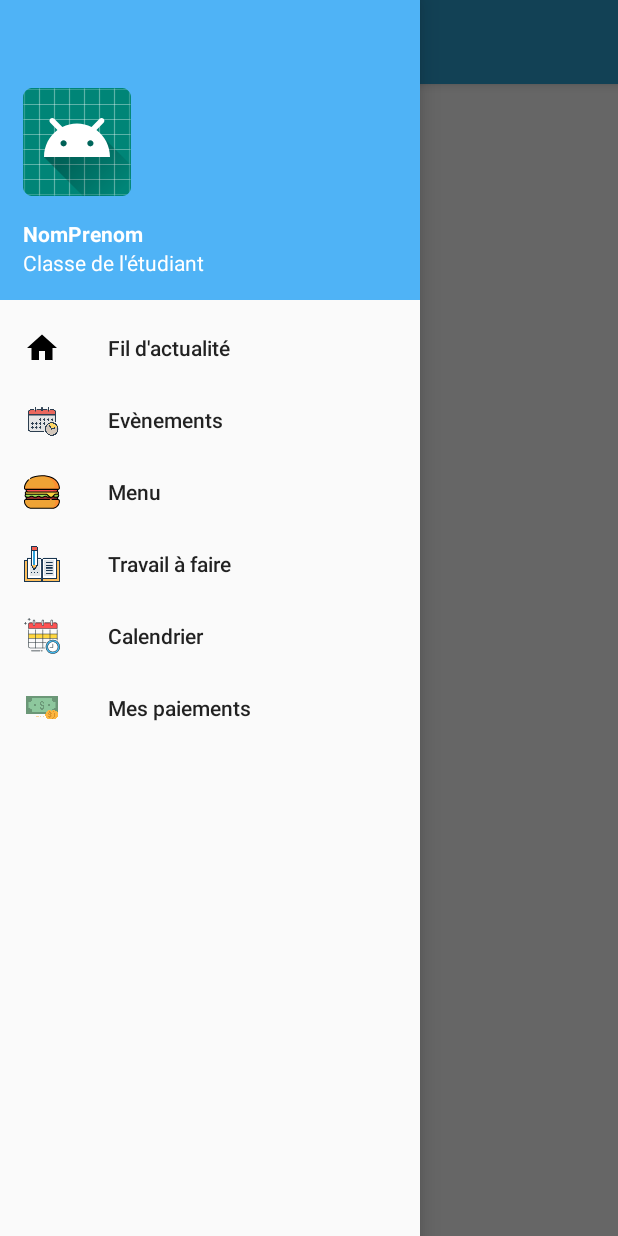
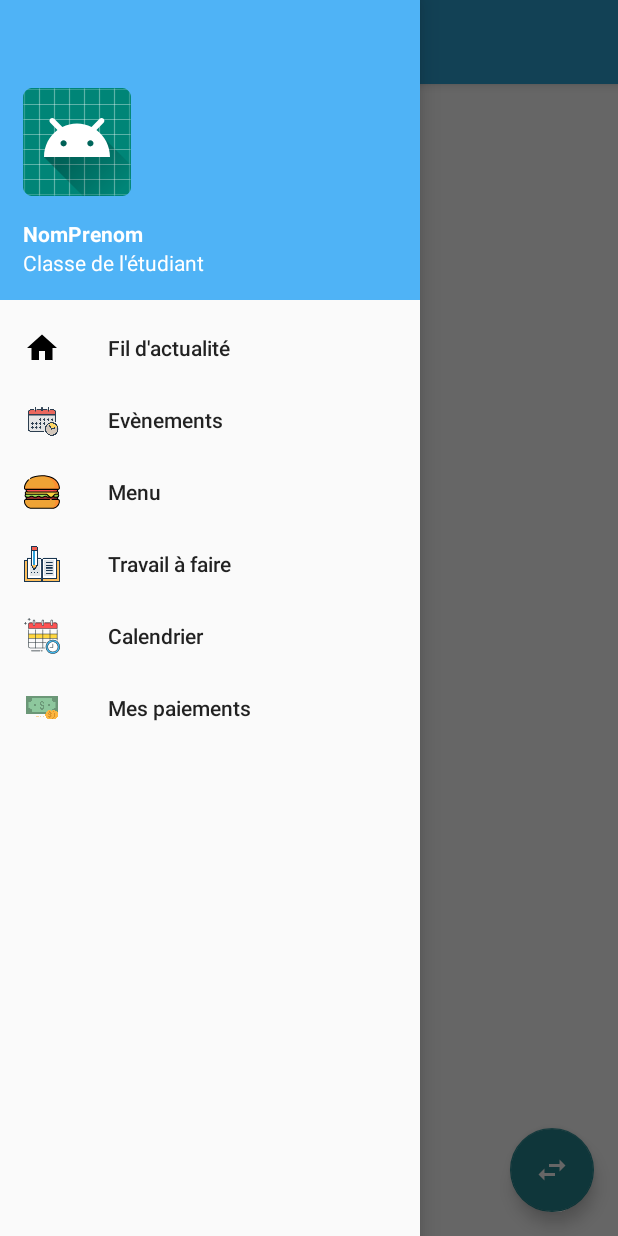
Before and after one commit to saiyenman/Creches, an Android app: the fragment CalendarFragment placed in its activity, with the side drawer open, on a phone screen of 412 x 824 dp. Run offline under Robolectric (Android 15) with nearby library versions, the phone set to English and light mode, and no system bars; our stand-ins replace Firebase (no records; nobody signed in at launch, a user with empty details on screens opened directly); libraries missing offline, so code that uses them is left out: com.xwray.groupie; 4 statements that could not run were skipped.

Commit message:
Each parent sees his kids group event

```diff
--- a/app/build.gradle
+++ b/app/build.gradle
@@ -52,4 +52,6 @@ dependencies {
     // Picasso
     implementation 'com.squareup.picasso:picasso:2.71828'
     implementation 'com.jakewharton.threetenabp:threetenabp:1.2.2'
+    // Date picker
+    implementation 'com.vivekkaushik.datepicker:datePickerTimeline:0.0.4'
 }
--- a/app/src/main/java/com/intellitech/creches/MainActivity.kt
+++ b/app/src/main/java/com/intellitech/creches/MainActivity.kt
@@ -21,6 +21,13 @@ import com.intellitech.creches.utils.SHARED_PREF_NAME
 import com.xwray.groupie.GroupAdapter
 import com.xwray.groupie.GroupieViewHolder
 import kotlinx.android.synthetic.main.fragment_news.*
+import android.widget.Toast
+import android.content.DialogInterface
+import androidx.core.app.ComponentActivity.ExtraData
+import androidx.core.content.ContextCompat.getSystemService
+import android.icu.lang.UCharacter.GraphemeClusterBreak.T
+import androidx.appcompat.app.AlertDialog
+
 
 class MainActivity : AppCompatActivity(), NavigationView.OnNavigationItemSelectedListener {
     private lateinit var mAuth: FirebaseAuth
@@ -28,6 +35,8 @@ class MainActivity : AppCompatActivity(), NavigationView.OnNavigationItemSelecte
     lateinit var toolbar: Toolbar
     lateinit var drawerLayout: DrawerLayout
     lateinit var navView: NavigationView
+    lateinit var kids: List<KidAccount>
+    lateinit var currentKid: KidAccount
 
 
     override fun onNavigationItemSelected(item: MenuItem): Boolean {
@@ -72,6 +81,11 @@ class MainActivity : AppCompatActivity(), NavigationView.OnNavigationItemSelecte
             phone = getSharedPreferences(SHARED_PREF_NAME, 0).getString(PARENT_PHONE_PREF, "")!!
         }
 
+        DataService.getParentKids(phone) {  kidsResult ->
+            kids = kidsResult
+            currentKid = kidsResult[0]
+        }
+
         toolbar = findViewById(R.id.toolbar)
         setSupportActionBar(toolbar)
 
@@ -92,24 +106,15 @@ class MainActivity : AppCompatActivity(), NavigationView.OnNavigationItemSelecte
             replace(R.id.content_frame, newsFragment)
             addToBackStack(null)
         }
-        // Commit the transaction
         transaction.commit()
-        //DataService.createDatabase()
-        //DataService.updateYear()
     }
 
     override fun onStart() {
         super.onStart()
-        //news_rv.adapter = eventsAdapter
+
     }
 
     override fun onResume() {
         super.onResume()
-        /*val event = DataService.getSingleEvent(object : FirebaseDataInterface {
-            override fun onEventDataFetched(event: Event) {
-                eventsAdapter.add(EventItem(event))
-                Log.d("firenase", event.eventDescription)
-            }
-        })*/
     }
 }
--- a/app/src/main/java/com/intellitech/creches/fragment/CalendarFragment.kt
+++ b/app/src/main/java/com/intellitech/creches/fragment/CalendarFragment.kt
@@ -1,92 +1,36 @@
 package com.intellitech.creches.fragment
 
-import android.app.DatePickerDialog
-import android.os.Build
 import android.os.Bundle
+import android.util.Log
 import android.view.LayoutInflater
 import android.view.View
 import android.view.ViewGroup
-import android.widget.Button
-import android.widget.DatePicker
-import android.widget.TextView
-import android.widget.Toast
 import androidx.fragment.app.Fragment
 import com.intellitech.creches.R
-import java.text.SimpleDateFormat
-import java.time.LocalDateTime
-import java.time.format.DateTimeFormatter
-import java.util.*
-
+import com.intellitech.creches.items.CalendarDayItem
+import com.xwray.groupie.GroupAdapter
+import com.xwray.groupie.GroupieViewHolder
+import kotlinx.android.synthetic.main.fragment_calendar.*
 
 class CalendarFragment : Fragment() {
-      lateinit var calendar_btn:Button
-      lateinit var textview_day:TextView
+    val adapter = GroupAdapter<GroupieViewHolder>()
+    private val days: Map<String, String> = mapOf("1" to "Dimanche", "2" to "Lundi","3" to "Mardi","4" to "Mercredi","5" to "Jeudi")
 
     override fun onCreate(savedInstanceState: Bundle?) {
         super.onCreate(savedInstanceState)
-
     }
     override fun onCreateView(inflater: LayoutInflater, container: ViewGroup?, savedInstanceState: Bundle?): View? {
         // Inflate the layout for this fragment
         val v= inflater.inflate(R.layout.fragment_calendar, container, false)
-        calendar_btn=v.findViewById(R.id.calendar_btn)
-        textview_day=v.findViewById(R.id.textview_day)
-        val cal = Calendar.getInstance()
-        val myFormat = "EEEE dd MMM yy"
-
-        // create an OnDateSetListener
-       // buttonDayteListener(cal,myFormat)
-
-        today(myFormat)
-        // create an OnDateSetListener
-        buttonDayteListener(cal,myFormat)
         return v
     }
-    private fun buttonDayteListener(
-        cal: Calendar,
-        myFormat: String
-    ) {
-        val dateSetListener = object : DatePickerDialog.OnDateSetListener {
-            override fun onDateSet(view: DatePicker, year: Int, monthOfYear: Int,
-                                   dayOfMonth: Int) {
-                cal.set(Calendar.YEAR, year)
-                cal.set(Calendar.MONTH, monthOfYear)
-                cal.set(Calendar.DAY_OF_MONTH, dayOfMonth)
-                updateDateInView(cal,myFormat)
-            }
-        }
-        calendar_btn.setOnClickListener {
-            DatePickerDialog(
-                context,
-                dateSetListener,
-                // set DatePickerDialog to point to today's date when it loads up
-                cal.get(Calendar.YEAR),
-                cal.get(Calendar.MONTH),
-                cal.get(Calendar.DAY_OF_MONTH)).show()
+
+    override fun onStart() {
+        super.onStart()
+        days_rv.adapter = adapter
+        days.forEach {
+            adapter.add(CalendarDayItem(it.key, it.value))
         }
     }
 
-    private fun today(myFormat: String) {
-        if (Build.VERSION.SDK_INT >= Build.VERSION_CODES.O) {
-            val current = LocalDateTime.now()
-            val formatter = DateTimeFormatter.ofPattern(myFormat)
-            //Toast.makeText(context,current.format(formatter),Toast.LENGTH_SHORT).show()
-            textview_day.text =  current.format(formatter)
-
-        } else {
-            val date = Date()
-            val formatter = SimpleDateFormat(myFormat)
-            Toast.makeText(context,formatter.format(date),Toast.LENGTH_SHORT).show()
-            textview_day.text  = formatter.format(date)
-
-        }
-
-    }
-
-    private fun updateDateInView(cal: Calendar, myFormat: String) {
-        // mention the format you need
-        val sdf = SimpleDateFormat(myFormat, Locale.FRENCH)
-        textview_day.text = sdf.format(cal.time)
-    }
-
 }
--- a/app/src/main/java/com/intellitech/creches/items/EventItem.kt
+++ b/app/src/main/java/com/intellitech/creches/items/EventItem.kt
@@ -1,6 +1,5 @@
 package com.intellitech.creches.items
 
-import android.util.Log
 import com.intellitech.creches.R
 import com.intellitech.creches.models.Event
 import com.xwray.groupie.GroupAdapter
@@ -21,6 +20,7 @@ class EventItem(private val event: Event) : Item() {
 
     override fun bind(viewHolder: GroupieViewHolder, position: Int) {
         viewHolder.itemView.event_item_text.text = event.eventDescription
+        // if the event date is > 1day we display the date, otherwise the time
         val formatter = DateTimeFormatter.ofPattern("MM-dd-yyyy", Locale.ENGLISH)
         val date = LocalDate.parse(event.eventDate, formatter)
         val period = Period.between(date, LocalDate.now())
@@ -29,7 +29,6 @@ class EventItem(private val event: Event) : Item() {
         } else {
             viewHolder.itemView.event_item_time.text = event.eventTime
         }
-
         // Handling the image horizontal recycler
         viewHolder.itemView.event_item_image_recycler.adapter = imageAdapter
         for (image in event.eventPictures) {
--- a/app/src/main/java/com/intellitech/creches/models/KidAccount.kt
+++ b/app/src/main/java/com/intellitech/creches/models/KidAccount.kt
@@ -7,9 +7,11 @@ import kotlinx.android.parcel.RawValue
 @Parcelize
 data class KidAccount(
     val balance: @RawValue Balance?,
+    val section : String,
+    val group: String,
     val kidProfile: @RawValue KidProfile?,
     val parent: @RawValue Parent?,
     val paiments: @RawValue List<Paiment>?
 ) : Parcelable {
-    constructor(): this(null, null, null, null)
+    constructor(): this(null,"","", null, null, null)
 }
--- a/app/src/main/java/com/intellitech/creches/services/DataService.kt
+++ b/app/src/main/java/com/intellitech/creches/services/DataService.kt
@@ -34,9 +34,9 @@ object DataService {
     val kidProfile2 = KidProfile("city 14", "Ghanemi", "Aziz", "Tikejda", "27-11-1995", "worm",12)
     val kidProfile3 = KidProfile("city 15", "Benaha", "Amine", "Ras El Aioun", "27-11-1996", "very very good",12)
 
-    val kidAccount1 = KidAccount(Balance(2000, false) , kidProfile1, parentKid1, listOf())
+    /*val kidAccount1 = KidAccount(Balance(2000, false) , kidProfile1, parentKid1, listOf())
     val kidAccount2 = KidAccount(Balance(3800, false) , kidProfile1, parentKid1, listOf())
-    val kidAccount3 = KidAccount(Balance(900, true) , kidProfile2, parentKid1, listOf())
+    val kidAccount3 = KidAccount(Balance(900, true) , kidProfile2, parentKid1, listOf())*/
 
     val staffAccount1=StaffAccount(LoginAccount("12345","0675757575"),StaffProfile("0675757575@gmail.com","Fares Staff","0011","0675757575","CPA1"))
     val staffAccount2=StaffAccount(LoginAccount("12345","0666666666"),StaffProfile("0666666666@gmail.com","Nassima Staff","0012","0666666666","CPA2"))
@@ -156,7 +156,6 @@ object DataService {
                     }
                 }
             }
-
             override fun onCancelled(p0: DatabaseError) {
 
             }
--- /dev/null
+++ b/app/src/main/res/drawable/ic_swap_horiz_black_24dp.xml
@@ -0,0 +1,5 @@
+<vector android:height="24dp" android:tint="#FFFFFF"
+    android:viewportHeight="24.0" android:viewportWidth="24.0"
+    android:width="24dp" xmlns:android="http://schemas.android.com/apk/res/android">
+    <path android:fillColor="#FF000000" android:pathData="M6.99,11L3,15l3.99,4v-3H14v-2H6.99v-3zM21,9l-3.99,-4v3H10v2h7.01v3L21,9z"/>
+</vector>
--- a/app/src/main/res/layout/content_main.xml
+++ b/app/src/main/res/layout/content_main.xml
@@ -1,26 +1,45 @@
 <?xml version="1.0" encoding="utf-8"?>
-<LinearLayout xmlns:android="http://schemas.android.com/apk/res/android"
+<androidx.constraintlayout.widget.ConstraintLayout xmlns:android="http://schemas.android.com/apk/res/android"
     xmlns:app="http://schemas.android.com/apk/res-auto"
-              android:orientation="vertical"
+    xmlns:tools="http://schemas.android.com/tools"
+    android:id="@+id/linearLayout"
     android:layout_width="match_parent"
     android:layout_height="match_parent">
 
+    <com.google.android.material.floatingactionbutton.FloatingActionButton
+        android:id="@+id/change_kid_btn"
+        android:layout_width="wrap_content"
+        android:layout_height="wrap_content"
+        android:layout_marginEnd="16dp"
+        android:layout_marginBottom="16dp"
+        android:clickable="true"
+        app:backgroundTint="#258891"
+        app:layout_constraintBottom_toBottomOf="parent"
+        app:layout_constraintEnd_toEndOf="parent"
+        app:srcCompat="@drawable/ic_swap_horiz_black_24dp" />
+
     <com.google.android.material.appbar.AppBarLayout
+        android:id="@+id/appBarLayout"
+        android:layout_width="0dp"
         android:layout_height="wrap_content"
-            android:layout_width="match_parent"
-            android:theme="@style/ThemeOverlay.AppCompat.Dark.ActionBar">
+        android:theme="@style/ThemeOverlay.AppCompat.Dark.ActionBar"
+        app:layout_constraintBottom_toTopOf="@+id/content_frame"
+        app:layout_constraintEnd_toEndOf="parent"
+        app:layout_constraintStart_toStartOf="parent"
+        app:layout_constraintTop_toTopOf="parent">
 
         <androidx.appcompat.widget.Toolbar
             android:id="@+id/toolbar"
-                android:layout_width="match_parent"
-                android:layout_height="?attr/actionBarSize"
+            android:layout_width="wrap_content"
+            android:layout_height="wrap_content"
             android:background="?attr/colorPrimary"
             app:popupTheme="@style/ThemeOverlay.AppCompat.Light">
+
             <LinearLayout
-                    android:layout_width="match_parent"
-                    android:layout_height="match_parent"
-                    android:orientation="horizontal"
-                    android:gravity="center_vertical">
+                android:layout_width="wrap_content"
+                android:layout_height="wrap_content"
+                android:gravity="center_vertical"
+                android:orientation="horizontal">
 
                 <TextView
                     style="@style/TextAppearance.AppCompat.Widget.ActionBar.Title"
@@ -36,7 +55,11 @@
 
     <FrameLayout
         android:id="@+id/content_frame"
-            android:layout_width="match_parent"
-            android:layout_height="match_parent"/>
+        android:layout_width="0dp"
+        android:layout_height="0dp"
+        app:layout_constraintBottom_toBottomOf="parent"
+        app:layout_constraintEnd_toEndOf="parent"
+        app:layout_constraintStart_toStartOf="parent"
+        app:layout_constraintTop_toBottomOf="@+id/appBarLayout" />
 
-</LinearLayout>
+</androidx.constraintlayout.widget.ConstraintLayout>
```
Also changed, not shown: app/src/main/java/com/intellitech/creches/items/CalendarDayItem.kt (added, +15 -0 lines), app/src/main/res/layout/calendar_day_item.xml (added, +29 -0 lines), app/src/main/res/layout/fragment_calendar.xml (+7 -45 lines). Lines whose indentation alone changed are shown as unchanged.
